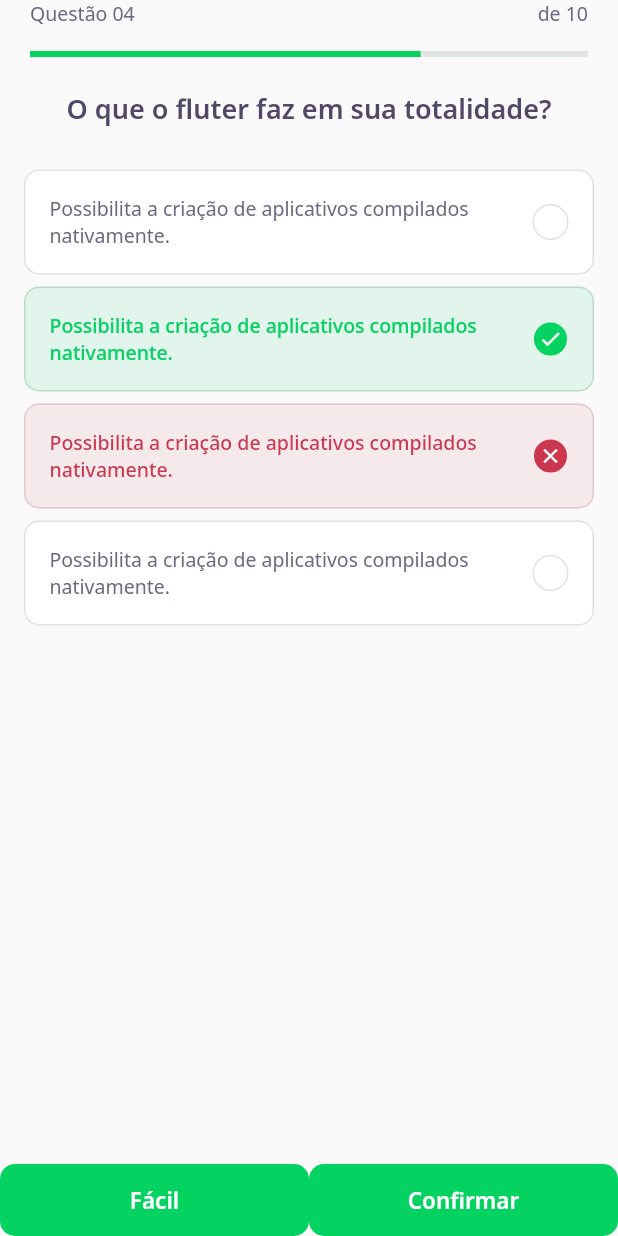
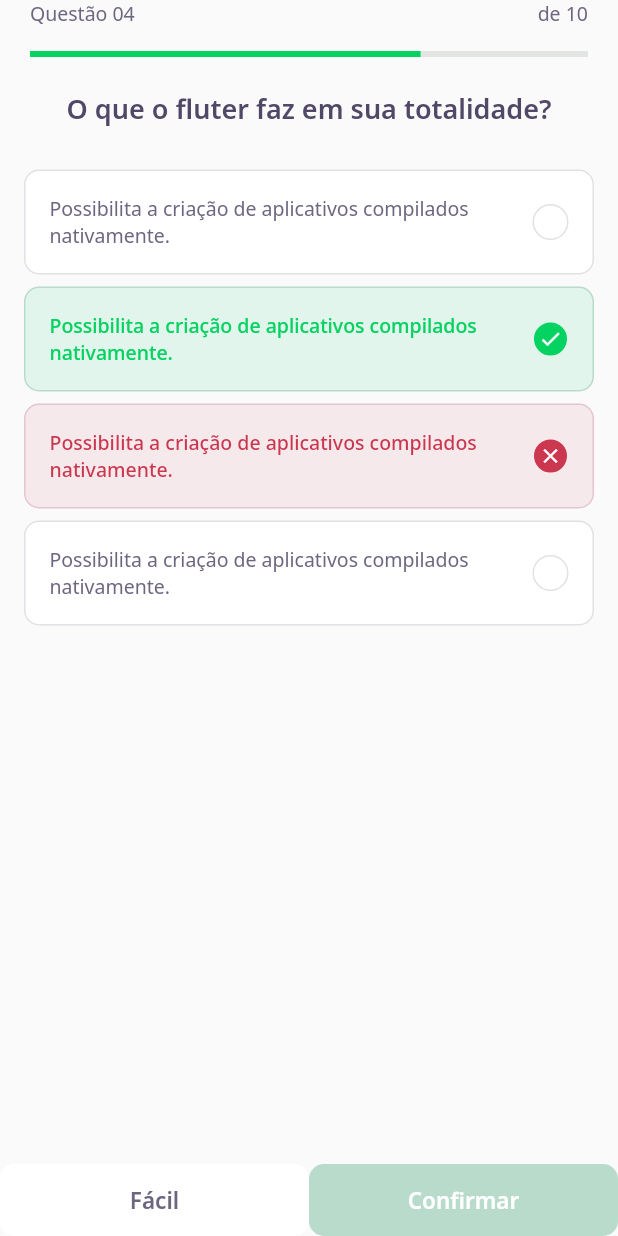
Before and after one commit to JohnEmerson1406/devquiz, a Flutter app: the screen it shows after launch, on a phone screen of 412 x 824 dp. Run offline on Flutter 3.47's test engine with Material 2 defaults, Android fonts, the phone set to English and light mode, and no system bars; our stand-ins replace google_fonts; accounts and stored records are empty.

Commit message:
feat: add colors to next button widget

```diff
--- a/lib/challenge/challenge_page.dart
+++ b/lib/challenge/challenge_page.dart
@@ -27,8 +27,8 @@ class _ChallengePageState extends State<ChallengePage> {
         child: Row(
           mainAxisAlignment: MainAxisAlignment.spaceAround,
           children: [
-            Expanded(child: NextButtonWidget(label: 'Fácil')),
-            Expanded(child: NextButtonWidget(label: 'Confirmar')),
+            Expanded(child: NextButtonWidget.white(label: 'Fácil')),
+            Expanded(child: NextButtonWidget.green(label: 'Confirmar')),
           ],
         ),
       ),
--- a/lib/challenge/widgets/next_button/next_button_widget.dart
+++ b/lib/challenge/widgets/next_button/next_button_widget.dart
@@ -4,7 +4,23 @@ import 'package:google_fonts/google_fonts.dart';
 
 class NextButtonWidget extends StatelessWidget {
   final String label;
-  NextButtonWidget({required this.label});
+  final Color backgroundColor;
+  final Color fontColor;
+  NextButtonWidget({
+    required this.label,
+    required this.backgroundColor,
+    required this.fontColor,
+  });
+
+  NextButtonWidget.green({required String label})
+      : this.backgroundColor = AppColors.green,
+        this.fontColor = AppColors.white,
+        this.label = label;
+
+  NextButtonWidget.white({required String label})
+      : this.backgroundColor = AppColors.white,
+        this.fontColor = AppColors.grey,
+        this.label = label;
 
   @override
   Widget build(BuildContext context) {
@@ -12,9 +28,7 @@ class NextButtonWidget extends StatelessWidget {
       height: 48,
       child: TextButton(
         style: ButtonStyle(
-          backgroundColor: MaterialStateProperty.all(
-            AppColors.darkGreen,
-          ),
+          backgroundColor: MaterialStateProperty.all(backgroundColor),
           shape: MaterialStateProperty.all(
             RoundedRectangleBorder(
               borderRadius: BorderRadius.circular(10),
@@ -27,7 +41,7 @@ class NextButtonWidget extends StatelessWidget {
           style: GoogleFonts.notoSans(
             fontWeight: FontWeight.w600,
             fontSize: 15,
-            color: AppColors.white,
+            color: fontColor,
           ),
         ),
       ),
```
